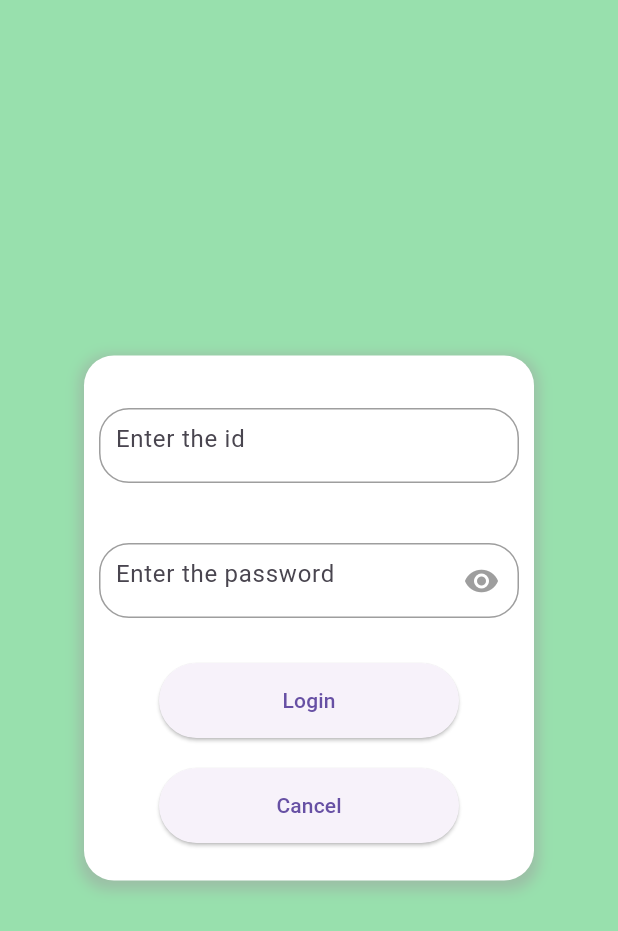
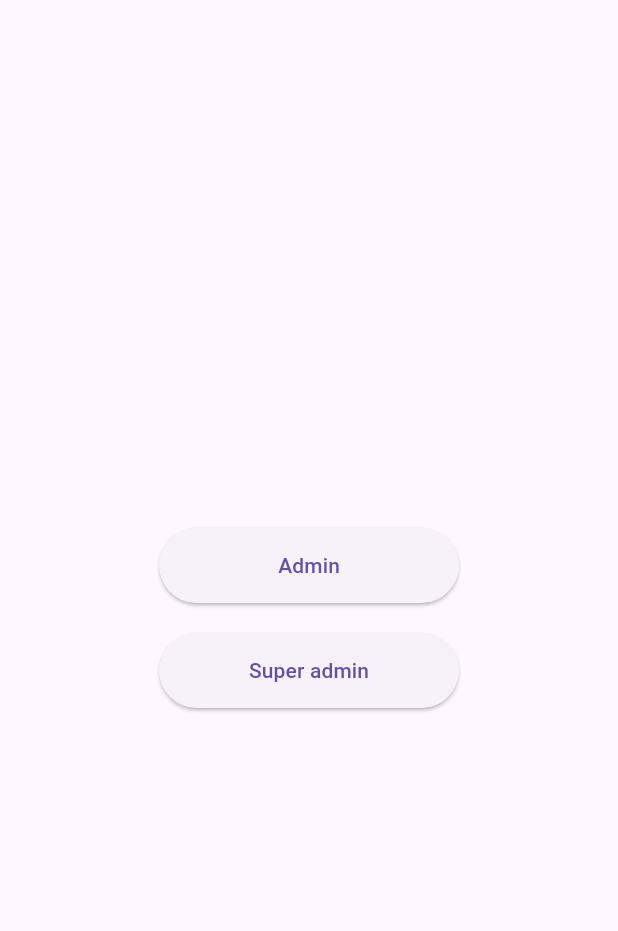
Before and after one commit to akmalbukhariev/EcoPlatesWeb, a Flutter app: the AdminOptionPage screen opened directly, on a phone screen of 412 x 824 dp. Shown: the top 931 px of the screen. Run offline on Flutter 3.47's test engine with Material 3 defaults, Android fonts, the phone set to English and light mode, and no system bars.

Commit message:
create an animation for the login page

```diff
--- a/ecoplates_web/lib/main.dart
+++ b/ecoplates_web/lib/main.dart
@@ -1,4 +1,5 @@
 import 'package:ecoplates_web/src/presentation/pages/admin_option_page.dart';
+import 'package:ecoplates_web/src/presentation/pages/main_dashboard_page.dart';
 import 'package:flutter/material.dart';
 
 void main() {
@@ -10,9 +11,9 @@ class AdminPage extends StatelessWidget{
 
   @override
   Widget build(BuildContext context) {
-   return MaterialApp(
+   return const MaterialApp(
      home: Scaffold(
-       body: AdminOptionPage(),
+       body: MainDashboardPage()//AdminOptionPage(),
      ),
    );
   }
--- a/ecoplates_web/lib/src/presentation/pages/admin_option_page.dart
+++ b/ecoplates_web/lib/src/presentation/pages/admin_option_page.dart
@@ -12,6 +12,8 @@ class AdminOptionPage extends StatefulWidget{
 class _AdminOptionPage extends State<AdminOptionPage> {
   late final TextEditingController txtBoxId;
   late final TextEditingController txtBoxPassword;
+
+  bool showLoginWindow = false; // State to control visibility
 
   @override
   void initState() {
@@ -30,13 +32,27 @@ class _AdminOptionPage extends State<AdminOptionPage> {
 
   @override
   Widget build(BuildContext context) {
-    return Material(
-      child: SafeArea(
-        child: Container(
-          //margin: const EdgeInsets.all(20),
-            alignment: Alignment.center,
-            color: const Color.fromRGBO(152, 224, 173, 1),
-            child: loginWindow() //optionButtons()
+    return Scaffold(
+      body: SafeArea(
+        child: Stack(
+          children: [
+            AnimatedPositioned(
+              left: showLoginWindow ? -MediaQuery.of(context).size.width : 0,
+              top: 0,
+              right: showLoginWindow ? MediaQuery.of(context).size.width : 0,
+              bottom: 0,
+              duration: const Duration(milliseconds: 500),
+              child: optionButtons(),
+            ),
+            AnimatedPositioned(
+              left: showLoginWindow ? 0 : MediaQuery.of(context).size.width,
+              top: 0,
+              right: showLoginWindow ? 0 : -MediaQuery.of(context).size.width,
+              bottom: 0,
+              duration: const Duration(milliseconds: 500),
+              child: loginWindow(),
+            ),
+          ],
         ),
       ),
     );
@@ -48,19 +64,27 @@ class _AdminOptionPage extends State<AdminOptionPage> {
       children: [
         ElevatedButton(
           style: ElevatedButton.styleFrom(
-              minimumSize: const Size(200, 50)
+            minimumSize: const Size(200, 50),
           ),
-          onPressed: () {},
+          onPressed: () {
+            setState(() {
+              showLoginWindow = true; // Show login window
+            });
+          },
           child: const Text("Admin"),
         ),
-        const SizedBox(height: 20,),
+        const SizedBox(height: 20),
         ElevatedButton(
           style: ElevatedButton.styleFrom(
-                minimumSize: const Size(200, 50)
+            minimumSize: const Size(200, 50),
           ),
-            onPressed: () {},
-            child: const Text("Super admin")
-        )
+          onPressed: () {
+            setState(() {
+              showLoginWindow = true; // Show login window
+            });
+          },
+          child: const Text("Super admin"),
+        ),
       ],
     );
   }
@@ -78,72 +102,85 @@ class _AdminOptionPage extends State<AdminOptionPage> {
               color: Colors.grey.withOpacity(0.5),
               spreadRadius: 3,
               blurRadius: 7,
-                    offset: const Offset(0, 3)
+              offset: const Offset(0, 3),
             )
-              ]
+          ],
         ),
         child: Column(
           mainAxisAlignment: MainAxisAlignment.center,
           children: [
             Container(
-                margin: const EdgeInsets.all(10.0),
+              margin: const EdgeInsets.only(left: 10, right: 10),
               decoration: BoxDecoration(
                 color: Colors.white,
                 border: Border.all(
                   color: Colors.grey,
-                      width: 1
+                  width: 1,
                 ),
-                    borderRadius: BorderRadius.circular(20)
+                borderRadius: BorderRadius.circular(20),
               ),
               child: Padding(
                 padding: const EdgeInsets.only(left: 10),
-                  child: CleanButtonTextField(
-                    isReadOnly: false,
-                    controlTextField: txtBoxId,
-                    placeHolder: "Enter the id",
+                child: Column(
+                  mainAxisAlignment: MainAxisAlignment.center,
+                  children: [
+                    TextField(
+                      controller: txtBoxId,
+                      decoration: const InputDecoration(
+                        hintText: "Enter the id",
+                        border: InputBorder.none,
+                      ),
+                    ),
+                  ],
                 ),
               ),
             ),
-              const SizedBox(height: 20,),
+            const SizedBox(height: 20),
             Container(
-                margin: const EdgeInsets.all(10.0),
+              margin: const EdgeInsets.only(left: 10.0, right: 10.0),
               decoration: BoxDecoration(
                 color: Colors.white,
                 border: Border.all(
                   color: Colors.grey,
-                      width: 1
+                  width: 1,
                 ),
-                    borderRadius: BorderRadius.circular(20)
+                borderRadius: BorderRadius.circular(20),
               ),
               child: Padding(
                 padding: const EdgeInsets.only(left: 10),
-                  child: CleanButtonTextField(
-                    isReadOnly: false,
-                    isPassword: true,
-                    controlTextField: txtBoxPassword,
-                    placeHolder: "Enter the password",
+                child: TextField(
+                  controller: txtBoxPassword,
+                  decoration: const InputDecoration(
+                    hintText: "Enter the password",
+                    border: InputBorder.none,
                   ),
-                )
+                  obscureText: true,
                 ),
-              const SizedBox(height: 20,),
+              ),
+            ),
+            const SizedBox(height: 20),
             ElevatedButton(
               style: ElevatedButton.styleFrom(
-                    minimumSize: const Size(200, 50)
+                minimumSize: const Size(200, 50),
               ),
               onPressed: () {},
               child: const Text("Login"),
             ),
-              const SizedBox(height: 20,),
+            const SizedBox(height: 20),
             ElevatedButton(
               style: ElevatedButton.styleFrom(
-                    minimumSize: const Size(200, 50)
+                minimumSize: const Size(200, 50),
               ),
-                onPressed: () {},
+              onPressed: () {
+                setState(() {
+                  showLoginWindow = false; // Hide login window
+                });
+              },
               child: const Text("Cancel"),
             ),
           ],
         ),
-        )
+      ),
     );
   }
 }
```
Also changed, not shown: ecoplates_web/lib/src/presentation/pages/main_dashboard_page.dart (added, +28 -0 lines). Lines whose indentation alone changed are shown as unchanged.
